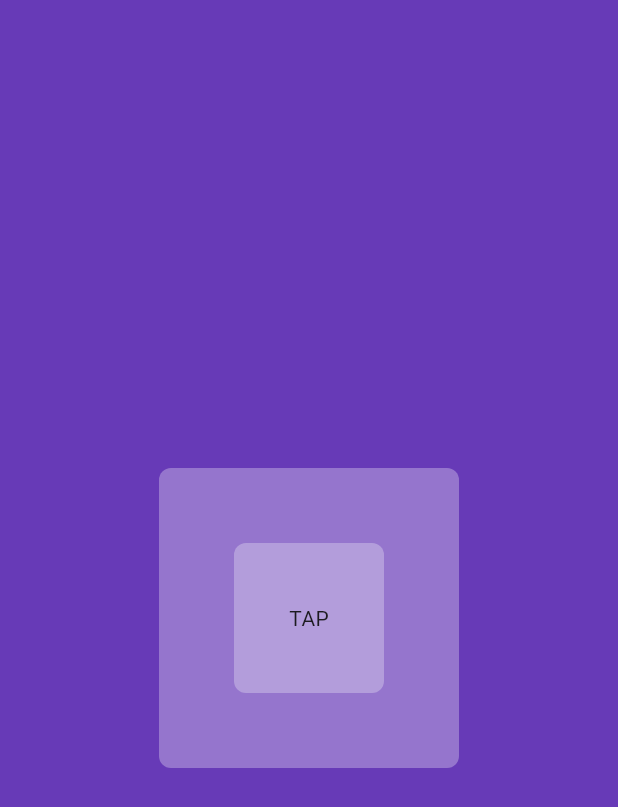
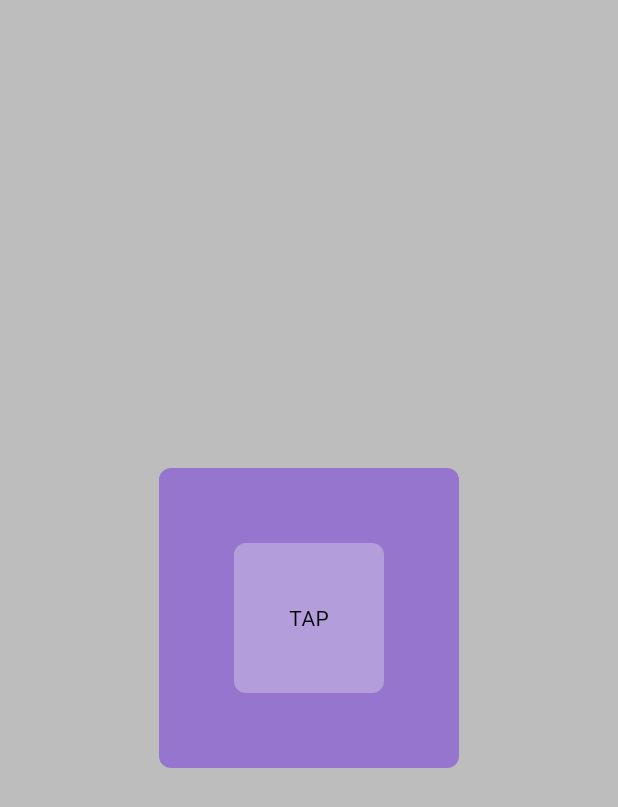
Before and after one commit to SteiKnight/darklightmodeexperiment, a Flutter app: the screen it shows after launch, on a phone screen of 412 x 824 dp. Shown: the top 807 px of the screen. Run offline on Flutter 3.47's test engine with Material 3 defaults, Android fonts, the phone set to English and light mode, and no system bars.

Commit message:
modified: testing surface, primary and secondary

```diff
--- a/lib/main.dart
+++ b/lib/main.dart
@@ -1,4 +1,5 @@
 import 'package:darklightmodeexperiment/pages/home_page.dart';
+import 'package:darklightmodeexperiment/theme/theme.dart';
 import 'package:flutter/material.dart';
 
 void main() {
@@ -13,6 +14,8 @@
     return MaterialApp(
       debugShowCheckedModeBanner: false,
       home: HomePage(),
+      theme: lightMode,
+      darkTheme: darkMode,
     );
   }
 }
--- a/lib/pages/home_page.dart
+++ b/lib/pages/home_page.dart
@@ -13,7 +13,7 @@
   @override
   Widget build(BuildContext context) {
     return Scaffold(
-        backgroundColor: Colors.deepPurple[500],
+        backgroundColor: Theme.of(context).colorScheme.surface,
         body: Center(
           child: MyBox(
             color: Colors.deepPurple[300],
--- a/lib/theme/theme.dart
+++ b/lib/theme/theme.dart
@@ -2,8 +2,15 @@
 
 ThemeData lightMode = ThemeData(
   brightness: Brightness.light,
+  colorScheme: ColorScheme.light(
+      surface: Colors.grey.shade400,
+      primary: Colors.grey.shade300,
+      secondary: Colors.grey.shade200),
 );
 
 ThemeData darkMode = ThemeData(
-  brightness: Brightness.dark,
-);
+    brightness: Brightness.dark,
+    colorScheme: ColorScheme.dark(
+        surface: Colors.grey.shade900,
+        primary: Colors.grey.shade800,
+        secondary: Colors.grey.shade700));
```
